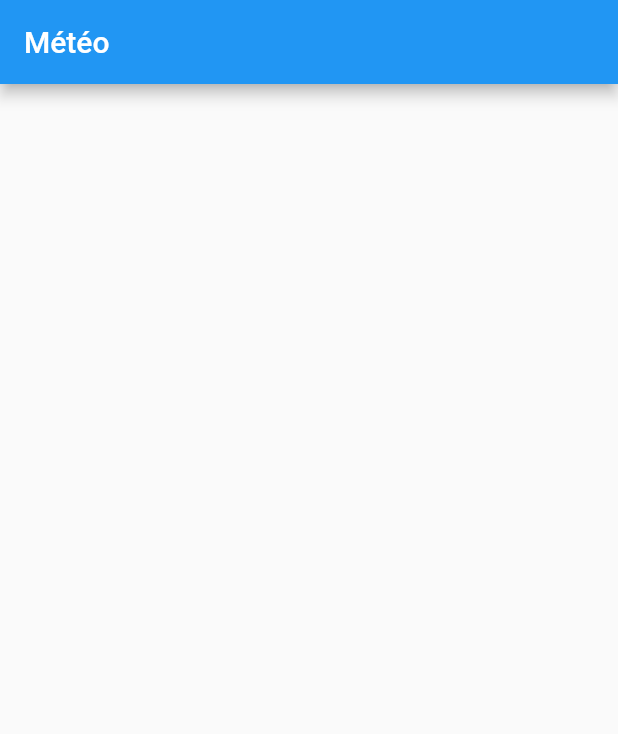
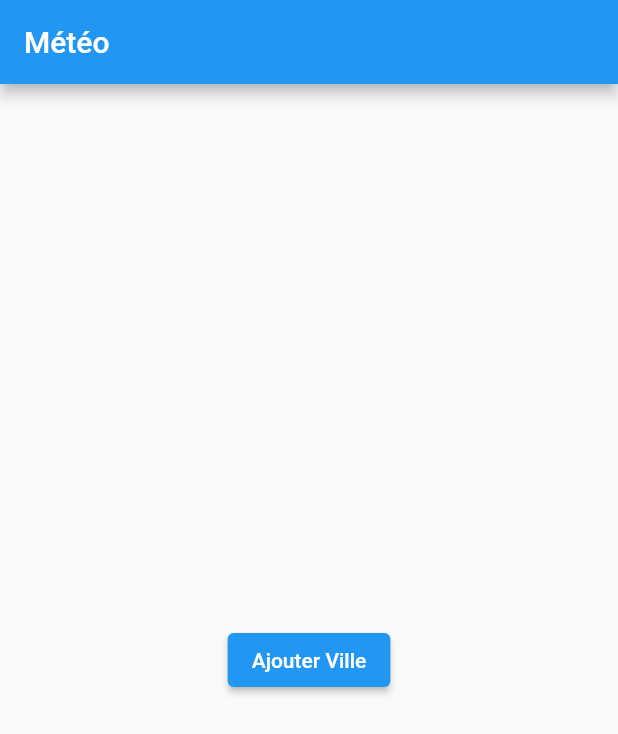
Before and after one commit to fabienlierville/di20-flutter-meteo, a Flutter app: the screen it shows after launch, on a phone screen of 412 x 824 dp. Shown: the top 734 px of the screen. Run offline on Flutter 3.47's test engine with Material 2 defaults, Android fonts, the phone set to English and light mode, and no system bars; our stand-ins replace shared_preferences.

Commit message:
Shared Preferences

```diff
--- a/lib/pages/page_home.dart
+++ b/lib/pages/page_home.dart
@@ -13,12 +13,27 @@ class _PageHomeState extends State<PageHome> {
   String? villeChoisie;
 
   @override
+  void initState() {
+    obtenir();
+    super.initState();
+  }
+
+  @override
   Widget build(BuildContext context) {
     return Scaffold(
       appBar: AppBar(
         title: Text("Météo"),
       ),
-      body: Center(),
+      body: Center(
+        child: ElevatedButton(
+          child: Text("Ajouter Ville"),
+          onPressed: (){
+            print(villes);
+            ajouter("Rouen");
+            print(villes);
+          },
+        ),
+      ),
     );
   }
 
```
